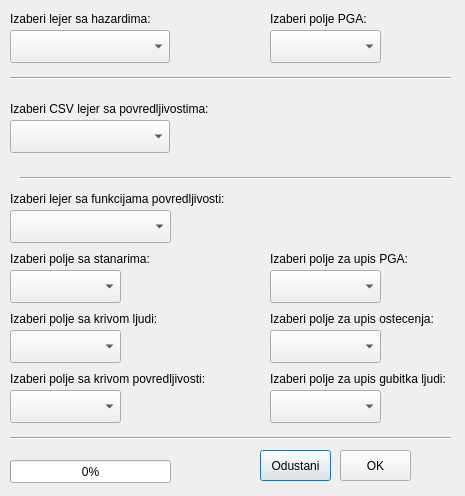
Before: the Qt Designer form ZRisk/z_risk_dialog_base.ui in nempau/ZRisk, drawn with Qt 5.
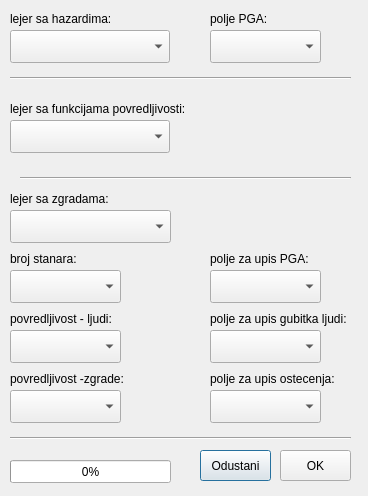
After: the same form once the commit is applied. Custom widgets are drawn as their Qt base class.

Commit message: ZRisk V1.1 --- CSV prevodi u float

```diff
--- a/ZRisk/z_risk_dialog_base.ui
+++ b/ZRisk/z_risk_dialog_base.ui
@@ -6,14 +6,14 @@
    <rect>
     <x>0</x>
     <y>0</y>
-    <width>465</width>
+    <width>368</width>
     <height>496</height>
    </rect>
   </property>
   <property name="minimumSize">
    <size>
-    <width>465</width>
-    <height>496</height>
+    <width>200</width>
+    <height>200</height>
    </size>
   </property>
   <property name="maximumSize">
@@ -34,7 +34,7 @@
   <widget class="QgsFieldComboBox" name="mFieldComboBoxHPGA">
    <property name="geometry">
     <rect>
-     <x>270</x>
+     <x>210</x>
      <y>30</y>
      <width>111</width>
      <height>33</height>
@@ -61,20 +61,20 @@
     </rect>
    </property>
    <property name="text">
-    <string>Izaberi lejer sa hazardima:</string>
+    <string>lejer sa hazardima:</string>
    </property>
   </widget>
   <widget class="QLabel" name="label_h_PGA">
    <property name="geometry">
     <rect>
-     <x>270</x>
+     <x>210</x>
      <y>10</y>
      <width>111</width>
      <height>17</height>
     </rect>
    </property>
    <property name="text">
-    <string>Izaberi polje PGA:</string>
+    <string>polje PGA:</string>
    </property>
   </widget>
   <widget class="QgsMapLayerComboBox" name="mMapLayerComboBoxPovredljivost">
@@ -92,12 +92,12 @@
     <rect>
      <x>10</x>
      <y>100</y>
-     <width>221</width>
+     <width>251</width>
      <height>17</height>
     </rect>
    </property>
    <property name="text">
-    <string>Izaberi CSV lejer sa povredljivostima:</string>
+    <string>lejer sa funkcijama povredljivosti:</string>
    </property>
   </widget>
   <widget class="QgsMapLayerComboBox" name="mMapLayerComboBoxZgrade">
@@ -115,18 +115,18 @@
     <rect>
      <x>10</x>
      <y>190</y>
-     <width>241</width>
+     <width>161</width>
      <height>17</height>
     </rect>
    </property>
    <property name="text">
-    <string>Izaberi lejer sa funkcijama povredljivosti:</string>
+    <string>lejer sa zgradama:</string>
    </property>
   </widget>
   <widget class="QgsFieldComboBox" name="mFieldComboBoxZPGA">
    <property name="geometry">
     <rect>
-     <x>270</x>
+     <x>210</x>
      <y>270</y>
      <width>111</width>
      <height>33</height>
@@ -138,7 +138,7 @@
     <rect>
      <x>10</x>
      <y>70</y>
-     <width>441</width>
+     <width>341</width>
      <height>16</height>
     </rect>
    </property>
@@ -151,7 +151,7 @@
     <rect>
      <x>20</x>
      <y>170</y>
-     <width>431</width>
+     <width>331</width>
      <height>16</height>
     </rect>
    </property>
@@ -162,8 +162,8 @@
   <widget class="QgsFieldComboBox" name="mFieldComboBoxOstecenje">
    <property name="geometry">
     <rect>
-     <x>270</x>
-     <y>330</y>
+     <x>210</x>
+     <y>390</y>
      <width>111</width>
      <height>33</height>
     </rect>
@@ -172,8 +172,8 @@
   <widget class="QgsFieldComboBox" name="mFieldComboBoxLJudi">
    <property name="geometry">
     <rect>
-     <x>270</x>
-     <y>390</y>
+     <x>210</x>
+     <y>330</y>
      <width>111</width>
      <height>33</height>
     </rect>
@@ -182,40 +182,40 @@
   <widget class="QLabel" name="label_z_PGA">
    <property name="geometry">
     <rect>
-     <x>270</x>
+     <x>210</x>
      <y>250</y>
      <width>161</width>
      <height>17</height>
     </rect>
    </property>
    <property name="text">
-    <string>Izaberi polje za upis PGA:</string>
+    <string>polje za upis PGA:</string>
    </property>
   </widget>
   <widget class="QLabel" name="label_z_ostecenje">
    <property name="geometry">
     <rect>
-     <x>270</x>
-     <y>310</y>
-     <width>181</width>
+     <x>210</x>
+     <y>370</y>
+     <width>131</width>
      <height>17</height>
     </rect>
    </property>
    <property name="text">
-    <string>Izaberi polje za upis ostecenja:</string>
+    <string>polje za upis ostecenja:</string>
    </property>
   </widget>
   <widget class="QLabel" name="label_z_ljudi">
    <property name="geometry">
     <rect>
-     <x>270</x>
-     <y>370</y>
-     <width>191</width>
+     <x>210</x>
+     <y>310</y>
+     <width>151</width>
      <height>17</height>
     </rect>
    </property>
    <property name="text">
-    <string>Izaberi polje za upis gubitka ljudi:</string>
+    <string>polje za upis gubitka ljudi:</string>
    </property>
   </widget>
   <widget class="Line" name="line_3">
@@ -223,7 +223,7 @@
     <rect>
      <x>10</x>
      <y>430</y>
-     <width>441</width>
+     <width>341</width>
      <height>16</height>
     </rect>
    </property>
@@ -246,12 +246,12 @@
     <rect>
      <x>10</x>
      <y>250</y>
-     <width>161</width>
+     <width>81</width>
      <height>17</height>
     </rect>
    </property>
    <property name="text">
-    <string>Izaberi polje sa stanarima:</string>
+    <string>broj stanara:</string>
    </property>
   </widget>
   <widget class="QgsFieldComboBox" name="mFieldComboBoxKljudi">
@@ -284,7 +284,7 @@
     </rect>
    </property>
    <property name="text">
-    <string>Izaberi polje sa krivom ljudi:</string>
+    <string>povredljivost - ljudi:</string>
    </property>
   </widget>
   <widget class="QLabel" name="label_z_krivaPovredljivosti">
@@ -292,12 +292,12 @@
     <rect>
      <x>10</x>
      <y>370</y>
-     <width>211</width>
+     <width>131</width>
      <height>17</height>
     </rect>
    </property>
    <property name="text">
-    <string>Izaberi polje sa krivom povredljivosti:</string>
+    <string>povredljivost -zgrade:</string>
    </property>
   </widget>
   <widget class="QProgressBar" name="progressBar">
@@ -316,7 +316,7 @@
   <widget class="QPushButton" name="pushButtonOdustani">
    <property name="geometry">
     <rect>
-     <x>260</x>
+     <x>200</x>
      <y>450</y>
      <width>71</width>
      <height>31</height>
@@ -329,7 +329,7 @@
   <widget class="QPushButton" name="pushButtonOK">
    <property name="geometry">
     <rect>
-     <x>340</x>
+     <x>280</x>
      <y>450</y>
      <width>71</width>
      <height>31</height>
```
The commit also changes 2 other files.
